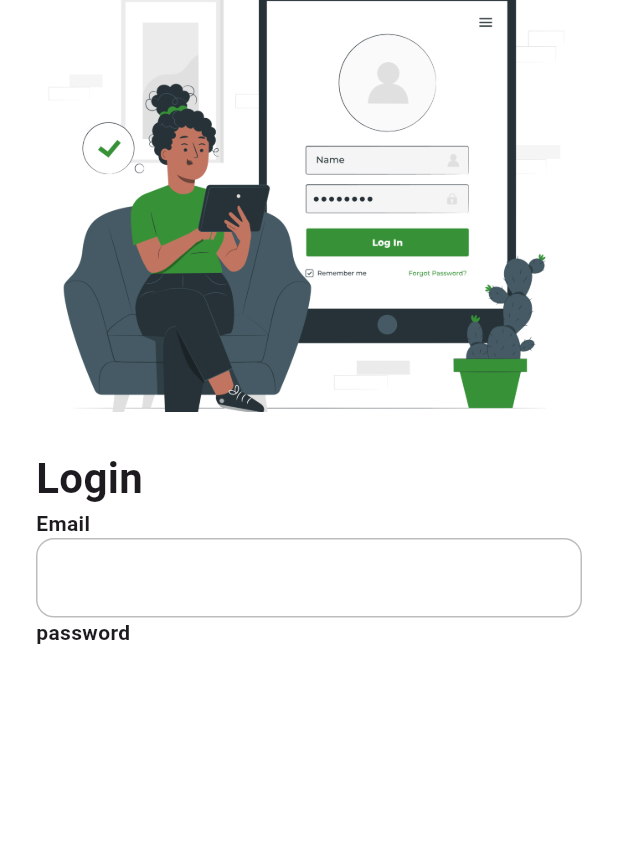
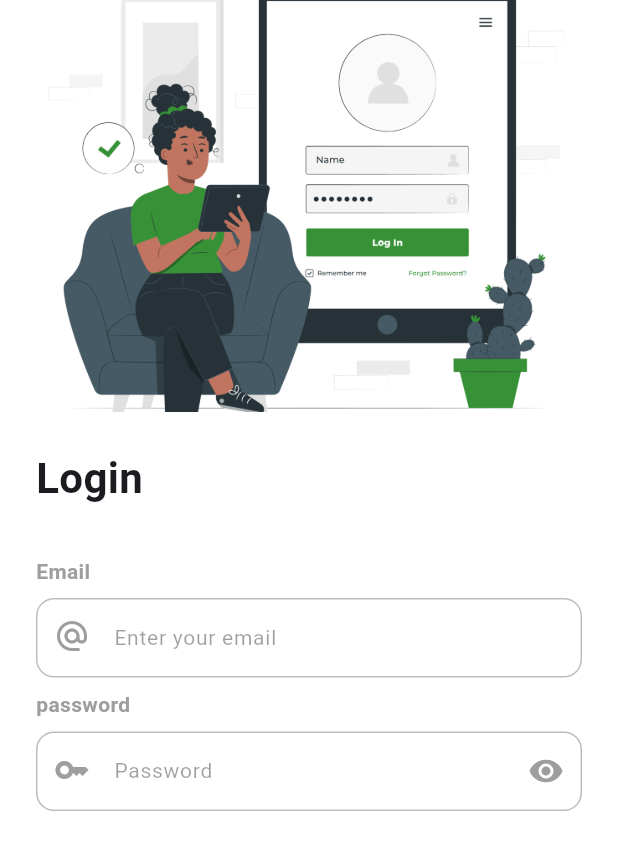
Before and after one commit to jamydevelop/Flutter-Upark-Driver, a Flutter app: the screen it shows after launch, on a phone screen of 412 x 824 dp. Shown: the top 850 px of the screen. Run offline on Flutter 3.47's test engine with Material 3 defaults, Android fonts, the phone set to English and light mode, and no system bars.

Commit message:
update Login page

```diff
--- a/upark_driver/lib/core/widget/common_text_label.dart
+++ b/upark_driver/lib/core/widget/common_text_label.dart
@@ -4,6 +4,7 @@ class CommonTextLabel extends StatelessWidget {
   final String text;
   final double fontSize;
   final FontWeight fontWeight;
+  final Color? color;
 
   // Constructor to allow customization of text, fontSize, and fontWeight
   const CommonTextLabel({
@@ -11,6 +12,7 @@ class CommonTextLabel extends StatelessWidget {
     required this.text,
     this.fontSize = 24.0, // Default font size (can be adjusted)
     this.fontWeight = FontWeight.bold, // Default font weight
+    this.color,
   });
 
   @override
@@ -20,6 +22,7 @@ class CommonTextLabel extends StatelessWidget {
       style: TextStyle(
         fontSize: fontSize,
         fontWeight: fontWeight,
+        color: color,
       ),
     );
   }
--- a/upark_driver/lib/features/login/presentation/authentication_page.dart
+++ b/upark_driver/lib/features/login/presentation/authentication_page.dart
@@ -21,6 +21,7 @@ class _AuthenticationPageState extends State<AuthenticationPage> {
             left: largeSpacing,
             right: largeSpacing,
           ),
+          child: SingleChildScrollView(
             child: Column(
               mainAxisAlignment: MainAxisAlignment.start,
               crossAxisAlignment: CrossAxisAlignment.start,
@@ -36,11 +37,51 @@ class _AuthenticationPageState extends State<AuthenticationPage> {
                     fontWeight: FontWeight.bold,
                   ),
                 ),
+                SizedBox(height: extraLargeSpacing),
                 CommonTextLabel(
+                  color: Colors.grey,
                   text: "Email",
                   fontSize: fontSizeTitle4,
                 ),
+                SizedBox(height: smallSpacing),
                 CommonTextField(
+                  //labelText: "Email",
+                  hintText: "Enter your email",
+                  prefixIcon: Icon(
+                    Icons.alternate_email,
+                    color: Colors.grey,
+                  ),
+                  onFieldSubmitted: (value) {
+                    // Hide the on-screen keyboard
+                    FocusScope.of(context).unfocus();
+                  },
+                  keyboardType: TextInputType.emailAddress,
+                  inputBorder: OutlineInputBorder(
+                      borderRadius: BorderRadius.circular(12.0),
+                      borderSide: BorderSide(color: Colors.grey.shade400)),
+                ),
+                SizedBox(height: smallSpacing),
+                CommonTextLabel(
+                  color: Colors.grey,
+                  text: "password",
+                  fontSize: fontSizeTitle4,
+                ),
+                SizedBox(height: smallSpacing),
+                CommonTextField(
+                  hintText: "Password",
+                  prefixIcon: Icon(
+                    Icons.key_sharp,
+                    color: Colors.grey,
+                  ),
+                  onFieldSubmitted: (value) {
+                    // Hide the on-screen keyboard
+                    FocusScope.of(context).unfocus();
+                  },
+                  suffixIcon: Icon(
+                    Icons.visibility, // Right-side icon
+                    color: Colors.grey,
+                  ),
+                  //isSecure: true,
                   fillColor: Colors.white,
                   filled: true,
                   keyboardType: TextInputType.text,
@@ -48,11 +89,8 @@ class _AuthenticationPageState extends State<AuthenticationPage> {
                       borderRadius: BorderRadius.circular(12.0),
                       borderSide: BorderSide(color: Colors.grey.shade400)),
                 ),
-              CommonTextLabel(
-                text: "password",
-                fontSize: fontSizeTitle4,
+              ],
             ),
-            ],
           ),
         ),
       ),
```
Lines whose indentation alone changed are shown as unchanged.
